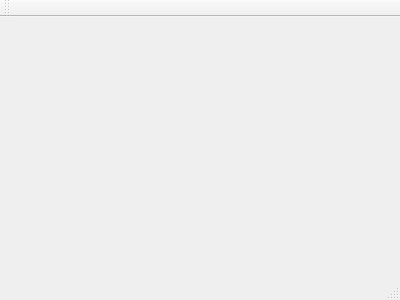
This is mainwindow.ui in CyxFTS/Tomato as Qt 5 draws it before an edit. The edited form follows.
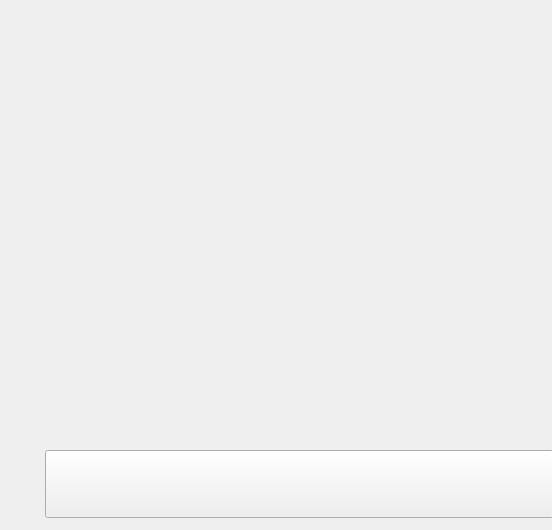
This is the edited form. Icons and pictures are not drawn.

The edit to the form file:
```diff
--- a/mainwindow.ui
+++ b/mainwindow.ui
@@ -1,24 +1,47 @@
 <ui version="4.0">
  <class>MainWindow</class>
- <widget class="QMainWindow" name="MainWindow" >
-  <property name="geometry" >
+ <widget class="QMainWindow" name="MainWindow">
+  <property name="windowModality">
+   <enum>Qt::NonModal</enum>
+  </property>
+  <property name="geometry">
    <rect>
     <x>0</x>
     <y>0</y>
-    <width>400</width>
-    <height>300</height>
+    <width>552</width>
+    <height>530</height>
    </rect>
   </property>
   <property name="windowTitle" >
    <string>MainWindow</string>
   </property>
-  <widget class="QMenuBar" name="menuBar" />
-  <widget class="QToolBar" name="mainToolBar" />
-  <widget class="QWidget" name="centralWidget" />
-  <widget class="QStatusBar" name="statusBar" />
+  <widget class="QWidget" name="centralWidget">
+   <widget class="QPushButton" name="playButton">
+    <property name="geometry">
+     <rect>
+      <x>45</x>
+      <y>450</y>
+      <width>509</width>
+      <height>68</height>
+     </rect>
+    </property>
+    <property name="text">
+     <string/>
+    </property>
+    <property name="icon">
+     <iconset>
+      <normaloff>images/doc-open.png</normaloff>images/doc-open.png</iconset>
+    </property>
+    <property name="iconSize">
+     <size>
+      <width>60</width>
+      <height>60</height>
+     </size>
+    </property>
+   </widget>
+  </widget>
  </widget>
- <layoutDefault spacing="6" margin="11" />
- <pixmapfunction></pixmapfunction>
+ <layoutdefault spacing="6" margin="11"/>
  <resources/>
  <connections/>
 </ui>
```
Left out of the diff: 3 changed lines with no effect on the pictures.
